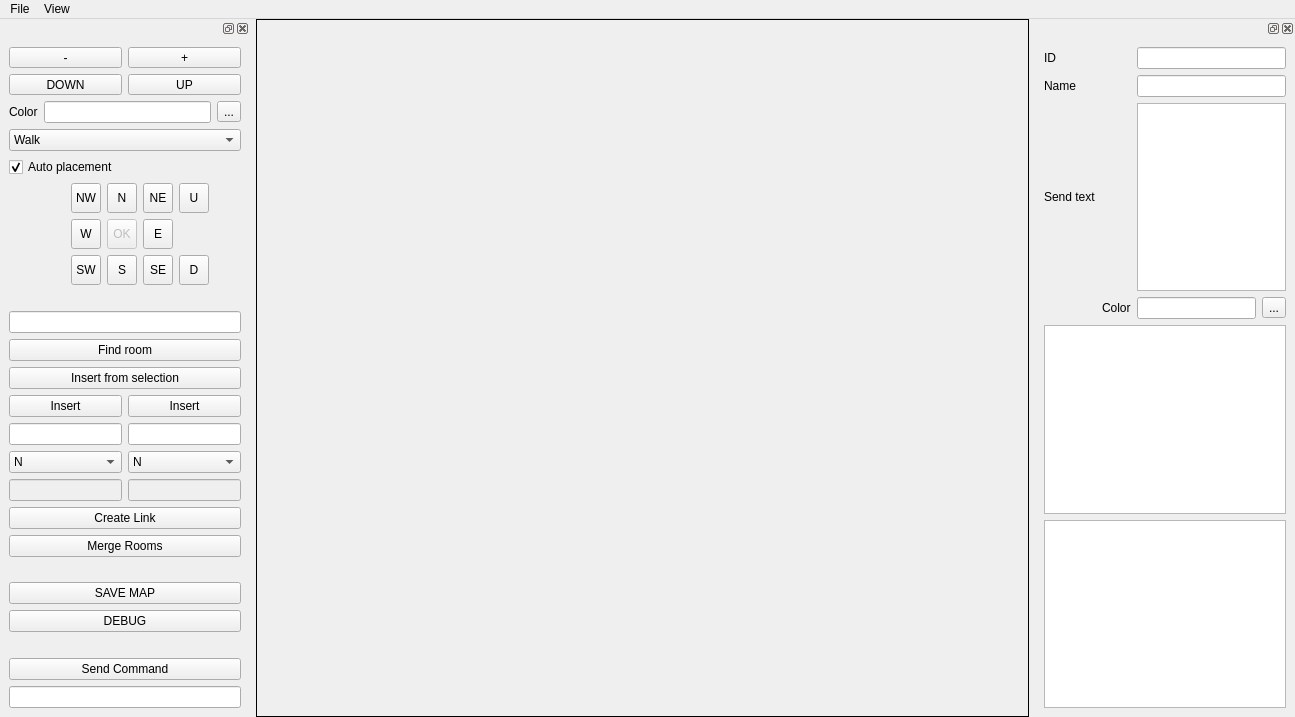
Qt form version4/ui/main.ui (michael-donat/tf-mapper) before a commit.
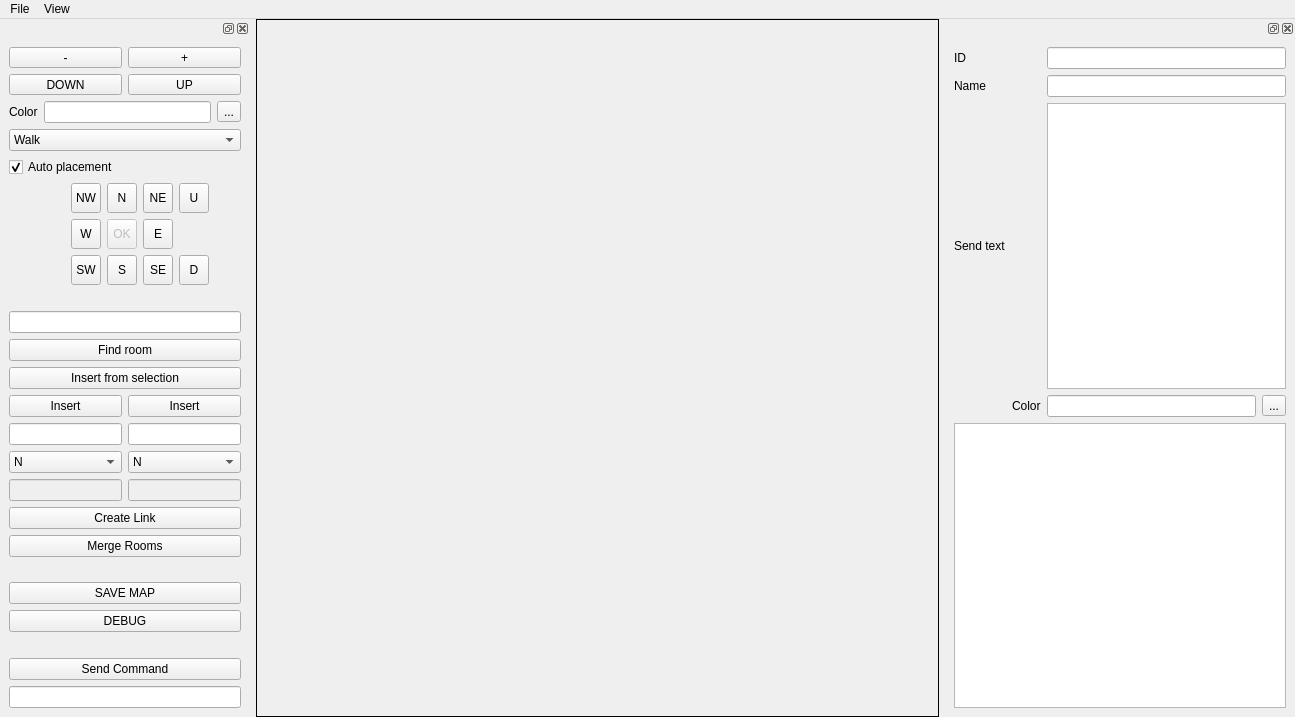
The same form after that commit. Icons and pictures are not drawn.

Commit message: pull form dho

What changed in the file:
```diff
--- a/version4/ui/main.ui
+++ b/version4/ui/main.ui
@@ -784,7 +784,7 @@
    </property>
    <property name="minimumSize">
     <size>
-     <width>260</width>
+     <width>350</width>
      <height>426</height>
     </size>
    </property>
@@ -852,11 +852,8 @@
      <item row="0" column="2" colspan="2">
       <widget class="QLineEdit" name="uiPropertiesRoomId"/>
      </item>
-     <item row="5" column="0" colspan="4">
-      <widget class="QTableWidget" name="uiPropertiesExits"/>
-     </item>
-     <item row="6" column="0" colspan="4">
-      <widget class="QTableWidget" name="uiPropertiesCustomExits"/>
+     <item row="4" column="0" colspan="4">
+      <widget class="QTableView" name="uiPropertiesExits"/>
      </item>
     </layout>
    </widget>
```
The commit also changes 5 other files.
